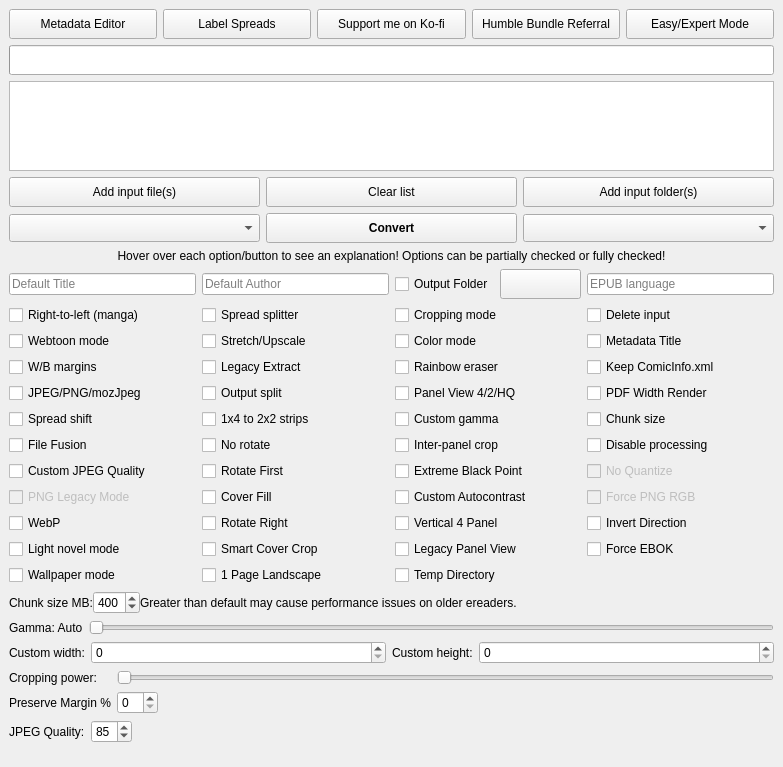
ciromattia/kcc, file gui/KCC.ui: the form before one commit.
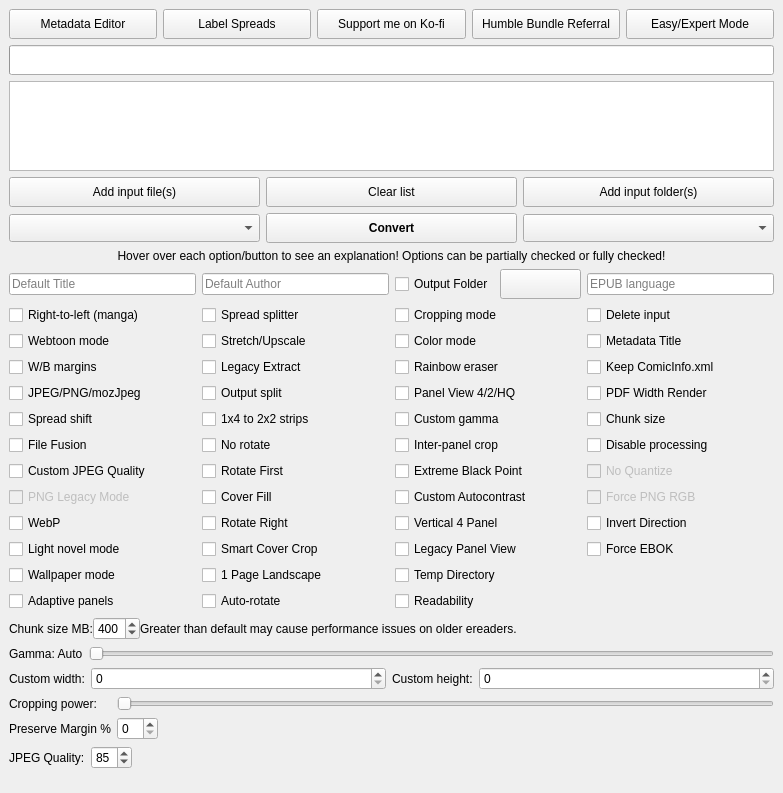
The form after the commit. Icons and pictures are not drawn.

Commit message: Add XTEINK X4 XTC output and optional adaptive panel modes

Patch:
```diff
--- a/gui/KCC.ui
+++ b/gui/KCC.ui
@@ -988,6 +988,24 @@
          </property>
         </widget>
        </item>
+       <item row="12" column="0">
+        <widget class="QCheckBox" name="xtcPanelsBox">
+         <property name="text"><string>Adaptive panels</string></property>
+         <property name="toolTip"><string>Experimental XTC panel grouping. Keep readable adjacent panels together and create landscape reading views. Ambiguous layouts stay intact.</string></property>
+        </widget>
+       </item>
+       <item row="12" column="1">
+        <widget class="QCheckBox" name="xtcAutoRotateBox">
+         <property name="text"><string>Auto-rotate</string></property>
+         <property name="toolTip"><string>With adaptive panels, use portrait when it makes content at least 25% larger. Turn the device for these pages instead of adding overlapping views. Rotate Right selects landscape direction.</string></property>
+        </widget>
+       </item>
+       <item row="12" column="2">
+        <widget class="QCheckBox" name="xtcReadabilityBox">
+         <property name="text"><string>Readability</string></property>
+         <property name="toolTip"><string>With adaptive panels, enlarge tall regions into overlapping landscape views. Adds page turns; speech bubbles may span views. Alternative to Auto-rotate.</string></property>
+        </widget>
+       </item>
        <item row="10" column="2">
         <widget class="QCheckBox" name="legacyPanelViewBox">
          <property name="toolTip">
```
The commit also changes 8 other files.
